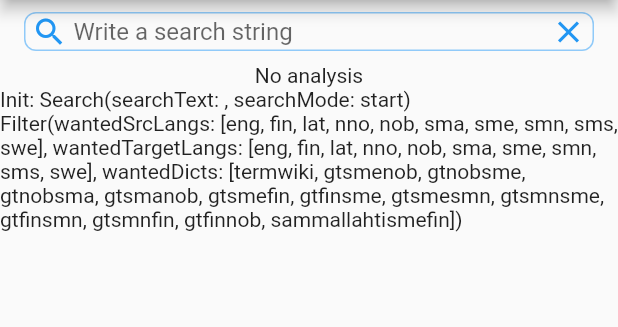
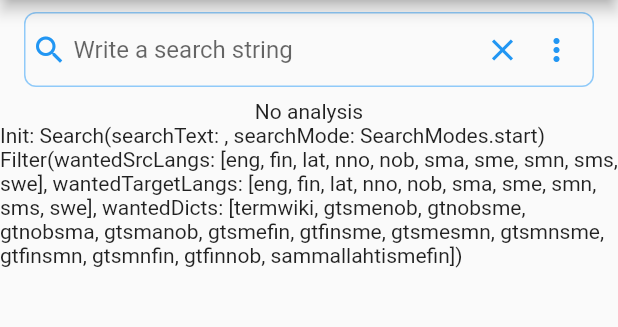
Before and after one commit to divvun/satni_flutter, a Flutter app: the screen it shows after launch, on a phone screen of 412 x 824 dp, the part 84-411 px from its top. Run offline on Flutter 3.47's test engine with Material 2 defaults, Android fonts, the phone set to English and light mode, and no system bars; our stand-ins replace equatable, flutter_hooks, freezed_annotation, go_router, graphql, hooks_riverpod; missing offline and left inert: artemis, gql.

Commit message:
Set the search mode

```diff
--- a/lib/search/models/search.dart
+++ b/lib/search/models/search.dart
@@ -6,10 +6,16 @@ import 'package:freezed_annotation/freezed_annotation.dart';
 
 part 'search.freezed.dart';
 
+enum SearchModes {
+  start,
+  middle,
+  end,
+}
+
 @freezed
 class Search with _$Search {
   factory Search({
     @Default('') String searchText,
-    @Default('start') String searchMode,
+    @Default(SearchModes.start) SearchModes searchMode,
   }) = _Search;
 }
--- a/lib/search/pod/search.dart
+++ b/lib/search/pod/search.dart
@@ -13,6 +13,10 @@ class SearchNotifier extends StateNotifier<Search> {
   void updateSearchText(String searchText) {
     state = state.copyWith(searchText: searchText);
   }
+
+  void updateSearchMode(SearchModes searchMode) {
+    state = state.copyWith(searchMode: searchMode);
+  }
 }
 
 final searchProvider =
@@ -22,7 +26,7 @@ final stemProvider = FutureProvider<AllLemmas$Query>((ref) async {
   final search = ref.watch(searchProvider);
   final filter = ref.watch(filterProvider);
 
-  final stems = await getStems(search.searchText, search.searchMode,
+  final stems = await getStems(search.searchText, search.searchMode.name,
       filter.wantedSrcLangs, filter.wantedTargetLangs, filter.wantedDicts);
   return stems;
 });
--- a/lib/search/view/view.dart
+++ b/lib/search/view/view.dart
@@ -11,6 +11,7 @@ import 'package:satni/filter/filter.dart';
 import 'package:satni/filter/pod/filter.dart';
 import 'package:satni/graphql_api.dart';
 import 'package:satni/lemmatised/lemmatised.dart';
+import 'package:satni/search/search.dart';
 import '../pod/search.dart';
 
 class Searcher extends HookConsumerWidget {
@@ -44,13 +45,43 @@ class Searcher extends HookConsumerWidget {
                     ref.read(searchProvider.notifier).updateSearchText(text),
               ),
             ),
-            Container(
-              margin: const EdgeInsets.symmetric(horizontal: 4.0),
-              child: const Icon(Icons.close),
-            )
+            const Icon(Icons.close),
+            const SearchModeMenu(),
           ],
         ),
       ),
+    );
+  }
+}
+
+class SearchModeMenu extends HookConsumerWidget {
+  const SearchModeMenu({Key? key}) : super(key: key);
+
+  @override
+  Widget build(BuildContext context, WidgetRef ref) {
+    final selected = useState(SearchModes.start);
+    return PopupMenuButton(
+      onSelected: (SearchModes value) {
+        selected.value = value;
+        ref.read(searchProvider.notifier).updateSearchMode(value);
+      },
+      itemBuilder: (_) => [
+        CheckedPopupMenuItem(
+          checked: selected.value == SearchModes.start,
+          value: SearchModes.start,
+          child: const Text('Start'),
+        ),
+        CheckedPopupMenuItem(
+          checked: selected.value == SearchModes.middle,
+          value: SearchModes.middle,
+          child: const Text('Middle'),
+        ),
+        CheckedPopupMenuItem(
+          checked: selected.value == SearchModes.end,
+          value: SearchModes.end,
+          child: const Text('End'),
+        ),
+      ],
     );
   }
 }
```
Also changed, not shown: lib/search/models/search.freezed.dart.
